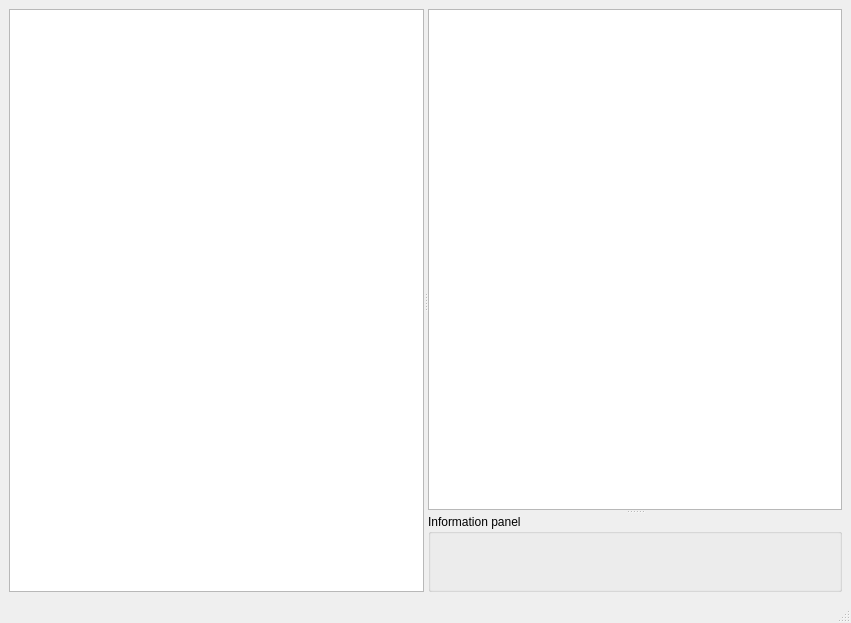
This is pyranha/Gui/main_window.ui in 7ofNine/piranha as Qt 5 draws it before an edit. The edited form follows.
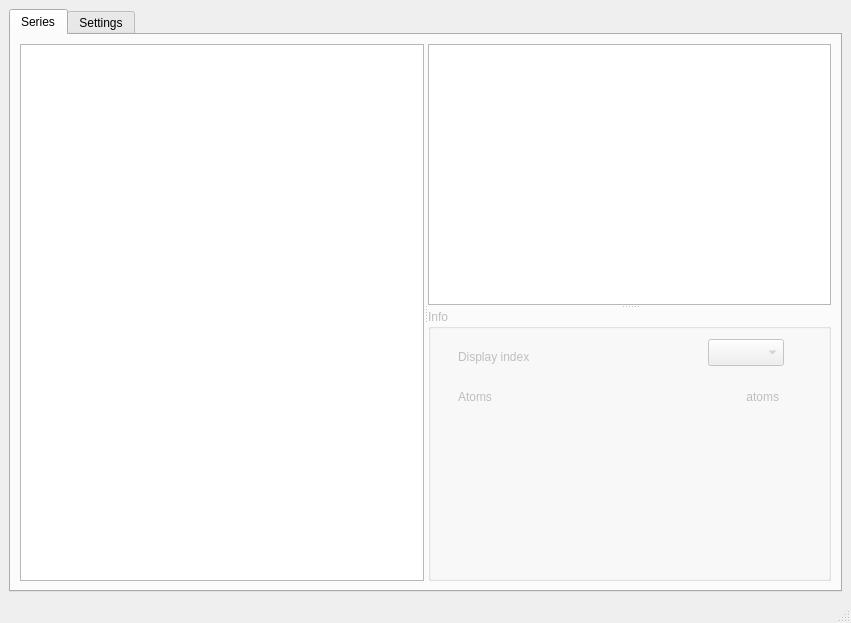
This is the edited form. Custom widgets are drawn as their Qt base class.

What changed in the file:
```diff
--- a/pyranha/Gui/main_window.ui
+++ b/pyranha/Gui/main_window.ui
@@ -23,6 +23,24 @@
    </property>
    <layout class="QGridLayout" name="gridLayout" >
     <item row="0" column="0" >
+     <widget class="QTabWidget" name="tabWidget" >
+      <property name="currentIndex" >
+       <number>0</number>
+      </property>
+      <widget class="QWidget" name="tab" >
+       <property name="geometry" >
+        <rect>
+         <x>0</x>
+         <y>0</y>
+         <width>831</width>
+         <height>533</height>
+        </rect>
+       </property>
+       <attribute name="title" >
+        <string>Series</string>
+       </attribute>
+       <layout class="QGridLayout" name="gridLayout_2" >
+        <item row="0" column="0" >
      <widget class="QSplitter" name="splitter_2" >
       <property name="orientation" >
        <enum>Qt::Horizontal</enum>
@@ -63,10 +81,90 @@
         </property>
        </widget>
        <widget class="QGroupBox" name="series_info_groupbox" >
+            <property name="enabled" >
+             <bool>false</bool>
+            </property>
+            <property name="minimumSize" >
+             <size>
+              <width>0</width>
+              <height>200</height>
+             </size>
+            </property>
         <property name="title" >
-         <string>Information panel</string>
-        </property>
-       </widget>
+             <string>Info</string>
+            </property>
+            <widget class="QComboBox" name="comboBox" >
+             <property name="geometry" >
+              <rect>
+               <x>280</x>
+               <y>30</y>
+               <width>76</width>
+               <height>27</height>
+              </rect>
+             </property>
+            </widget>
+            <widget class="QLabel" name="label" >
+             <property name="geometry" >
+              <rect>
+               <x>30</x>
+               <y>40</y>
+               <width>111</width>
+               <height>16</height>
+              </rect>
+             </property>
+             <property name="text" >
+              <string>Display index</string>
+             </property>
+            </widget>
+            <widget class="QLabel" name="label_2" >
+             <property name="geometry" >
+              <rect>
+               <x>30</x>
+               <y>80</y>
+               <width>101</width>
+               <height>16</height>
+              </rect>
+             </property>
+             <property name="text" >
+              <string>Atoms</string>
+             </property>
+            </widget>
+            <widget class="QLabel" name="series_atoms_label" >
+             <property name="geometry" >
+              <rect>
+               <x>250</x>
+               <y>80</y>
+               <width>101</width>
+               <height>16</height>
+              </rect>
+             </property>
+             <property name="text" >
+              <string>atoms</string>
+             </property>
+             <property name="alignment" >
+              <set>Qt::AlignRight|Qt::AlignTrailing|Qt::AlignVCenter</set>
+             </property>
+            </widget>
+           </widget>
+          </widget>
+         </widget>
+        </item>
+       </layout>
+       <zorder>splitter_2</zorder>
+       <zorder>progressBar</zorder>
+      </widget>
+      <widget class="QWidget" name="tab_2" >
+       <property name="geometry" >
+        <rect>
+         <x>0</x>
+         <y>0</y>
+         <width>831</width>
+         <height>533</height>
+        </rect>
+       </property>
+       <attribute name="title" >
+        <string>Settings</string>
+       </attribute>
       </widget>
      </widget>
     </item>
```
Lines whose indentation alone changed are shown as unchanged.
